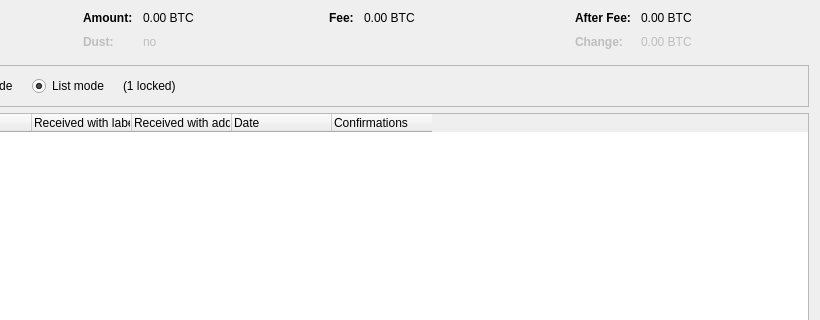
BitMemeCoin/bitmeme, file src/qt/forms/coincontroldialog.ui: the form before one commit; both pictures show x 180 to 1000 and y 0 to 320 of the 1000 by 500 pixel window.
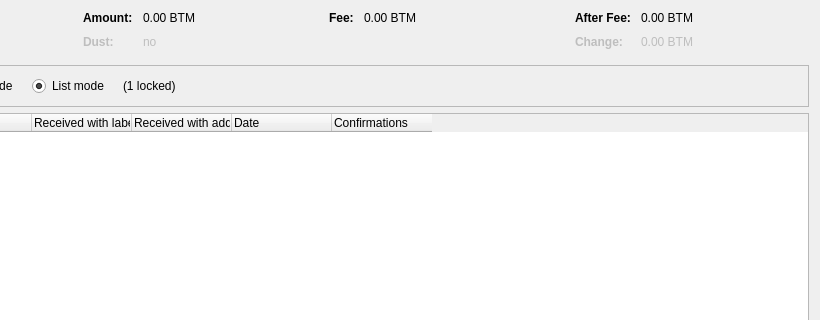
The form after the commit. Custom widgets are drawn as their Qt base class.

```diff
--- a/src/qt/forms/coincontroldialog.ui
+++ b/src/qt/forms/coincontroldialog.ui
@@ -132,7 +132,7 @@
           <enum>Qt::ActionsContextMenu</enum>
          </property>
          <property name="text">
-          <string notr="true">0.00 BTC</string>
+          <string notr="true">0.00 BTM</string>
          </property>
          <property name="textInteractionFlags">
           <set>Qt::LinksAccessibleByMouse|Qt::TextSelectableByKeyboard|Qt::TextSelectableByMouse</set>
@@ -212,7 +212,7 @@
           <enum>Qt::ActionsContextMenu</enum>
          </property>
          <property name="text">
-          <string notr="true">0.00 BTC</string>
+          <string notr="true">0.00 BTM</string>
          </property>
          <property name="textInteractionFlags">
           <set>Qt::LinksAccessibleByMouse|Qt::TextSelectableByKeyboard|Qt::TextSelectableByMouse</set>
@@ -257,7 +257,7 @@
           <enum>Qt::ActionsContextMenu</enum>
          </property>
          <property name="text">
-          <string notr="true">0.00 BTC</string>
+          <string notr="true">0.00 BTM</string>
          </property>
          <property name="textInteractionFlags">
           <set>Qt::LinksAccessibleByMouse|Qt::TextSelectableByKeyboard|Qt::TextSelectableByMouse</set>
@@ -292,7 +292,7 @@
           <enum>Qt::ActionsContextMenu</enum>
          </property>
          <property name="text">
-          <string notr="true">0.00 BTC</string>
+          <string notr="true">0.00 BTM</string>
          </property>
          <property name="textInteractionFlags">
           <set>Qt::LinksAccessibleByMouse|Qt::TextSelectableByKeyboard|Qt::TextSelectableByMouse</set>
```
